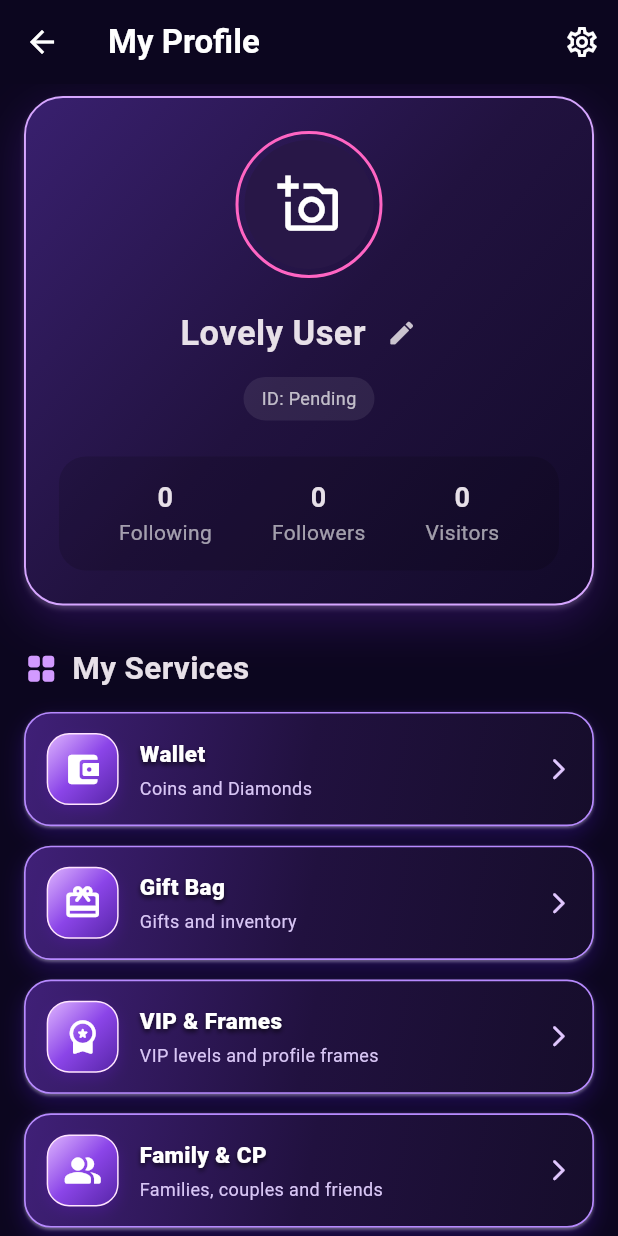
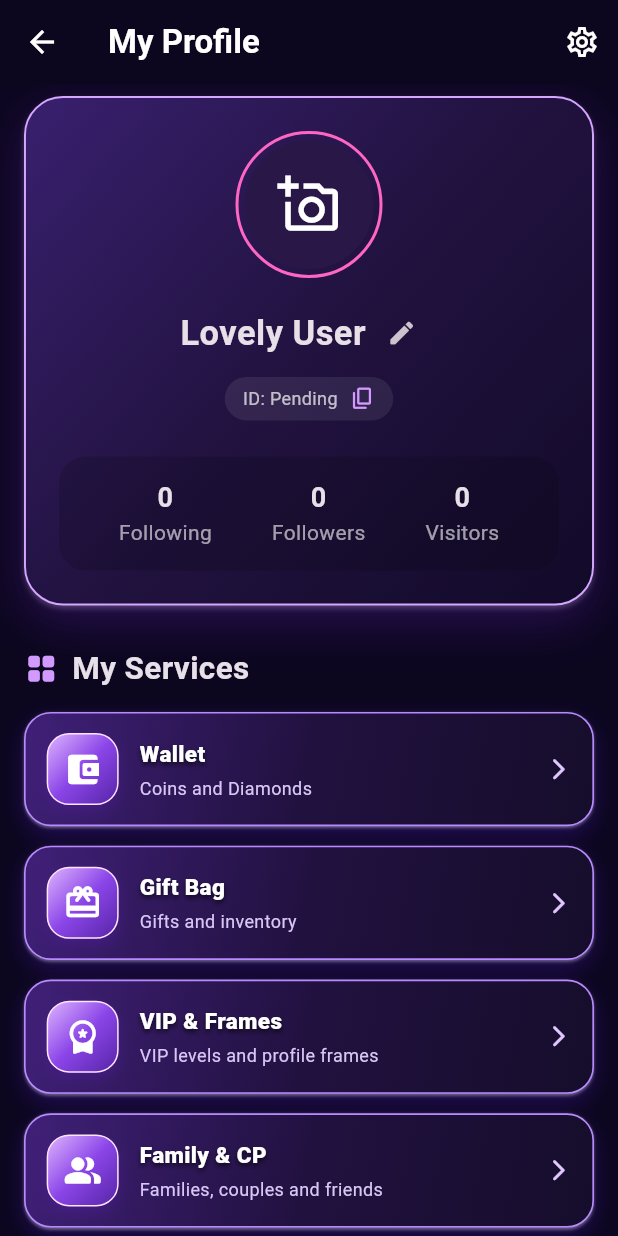
Before and after one commit to wwwsabtainshah-byte/Lovely, a Flutter app: the ProfilePage screen opened directly, on a phone screen of 412 x 824 dp. Run offline on Flutter 3.47's test engine with Material 3 defaults, Android fonts, the phone set to English and light mode, and no system bars; our stand-ins replace firebase_auth, firebase_core, flutter_secure_storage, google_sign_in, image_picker; missing offline and left inert: flutter_webrtc; accounts and stored records are empty; network calls fail.

Commit message:
Add copy button for profile user ID

```diff
--- a/lib/main.dart
+++ b/lib/main.dart
@@ -2837,12 +2837,34 @@ class _ProfilePageState extends State<ProfilePage> {
                     color: Colors.white.withValues(alpha: 0.08),
                     borderRadius: BorderRadius.circular(20),
                   ),
-                  child: Text(
-                    'ID: ${account?['user_code']?.toString() ?? 'Pending'}',
-                    style: TextStyle(
-                      color: Colors.white70,
-                      fontSize: 12,
-                    ),
+                  child: Row(
+                    mainAxisSize: MainAxisSize.min,
+                    children: [
+                      Text(
+                        'ID: ${account?['user_code']?.toString() ?? 'Pending'}',
+                        style: const TextStyle(
+                          color: Colors.white70,
+                          fontSize: 12,
+                        ),
+                      ),
+                      const SizedBox(width: 8),
+                      InkWell(
+                        onTap: () async {
+                          final id = (account?['user_code'] ?? '').toString();
+                          if (id.isEmpty) return;
+                          await Clipboard.setData(ClipboardData(text: id));
+                          if (!mounted) return;
+                          ScaffoldMessenger.of(context).showSnackBar(
+                            const SnackBar(content: Text('ID Copied')),
+                          );
+                        },
+                        child: const Icon(
+                          Icons.copy_rounded,
+                          size: 17,
+                          color: Color(0xFFD29AFF),
+                        ),
+                      ),
+                    ],
                   ),
                 ),
                 const SizedBox(height: 24),
```
